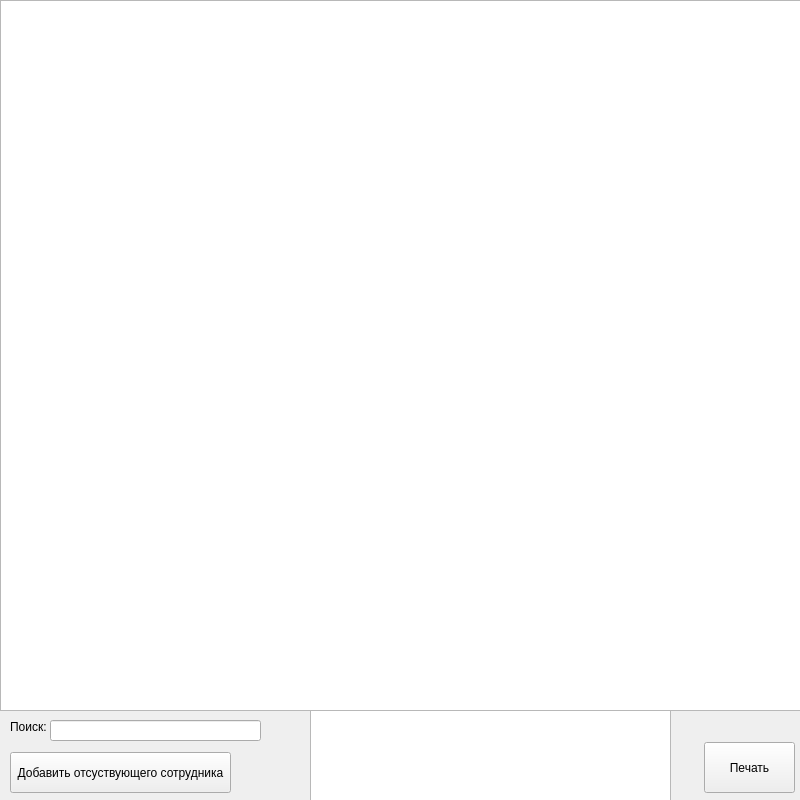
luceferon/komendant, file python version/komendant/ZPui.ui: the form before one commit.
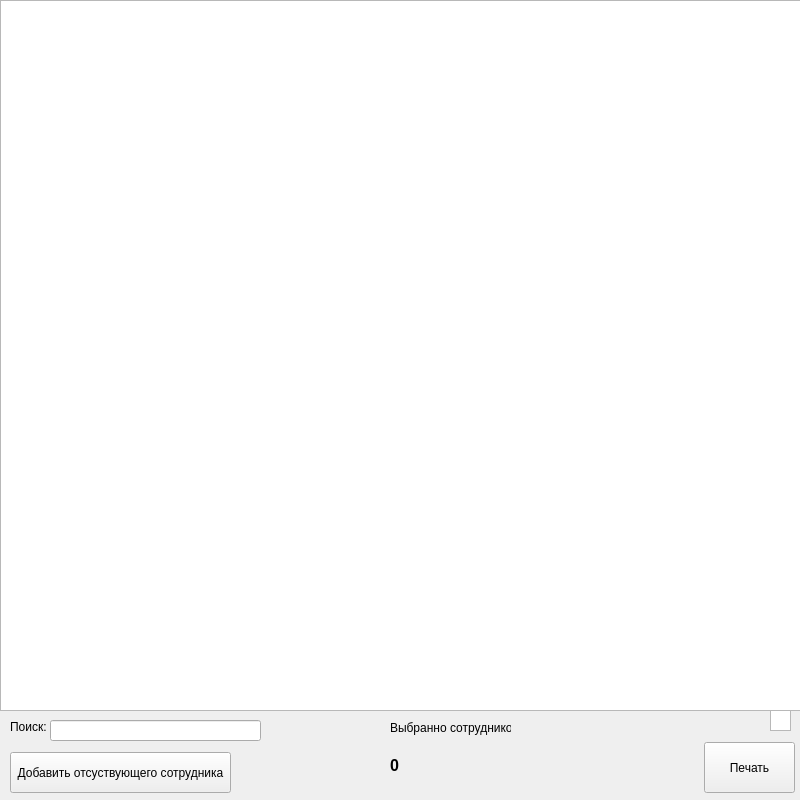
The form after the commit.

Commit message: добавил ограничение на лист 42 человека. На этом формирование ЗП закончил

Patch:
```diff
--- a/python version/komendant/ZPui.ui
+++ b/python version/komendant/ZPui.ui
@@ -100,16 +100,52 @@
    <widget class="QTableView" name="TBTemp">
     <property name="geometry">
      <rect>
-      <x>310</x>
+      <x>770</x>
       <y>710</y>
-      <width>361</width>
-      <height>91</height>
+      <width>21</width>
+      <height>21</height>
      </rect>
     </property>
     <property name="showGrid">
      <bool>true</bool>
     </property>
    </widget>
+   <widget class="QLabel" name="label_2">
+    <property name="geometry">
+     <rect>
+      <x>390</x>
+      <y>720</y>
+      <width>121</width>
+      <height>16</height>
+     </rect>
+    </property>
+    <property name="text">
+     <string>Выбранно сотрудников:</string>
+    </property>
+   </widget>
+   <widget class="QLabel" name="LCount">
+    <property name="geometry">
+     <rect>
+      <x>390</x>
+      <y>750</y>
+      <width>121</width>
+      <height>31</height>
+     </rect>
+    </property>
+    <property name="font">
+     <font>
+      <pointsize>12</pointsize>
+      <weight>75</weight>
+      <bold>true</bold>
+     </font>
+    </property>
+    <property name="text">
+     <string>0</string>
+    </property>
+    <property name="scaledContents">
+     <bool>true</bool>
+    </property>
+   </widget>
   </widget>
  </widget>
  <resources/>
```
The commit also changes 2 other files.
